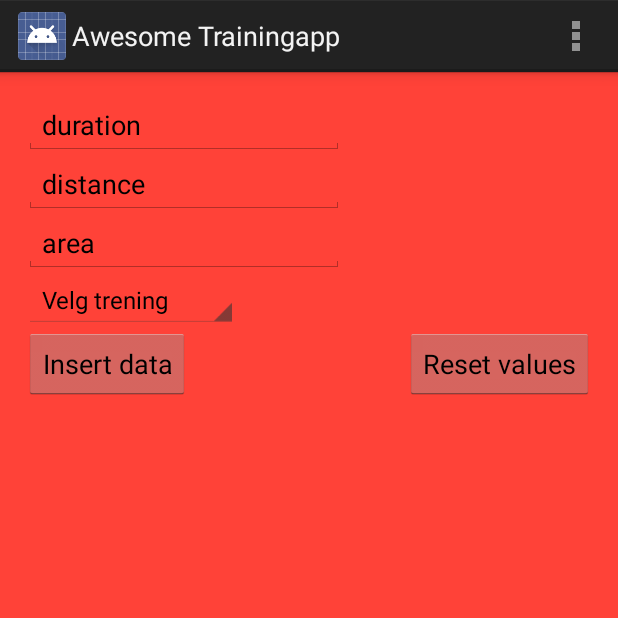
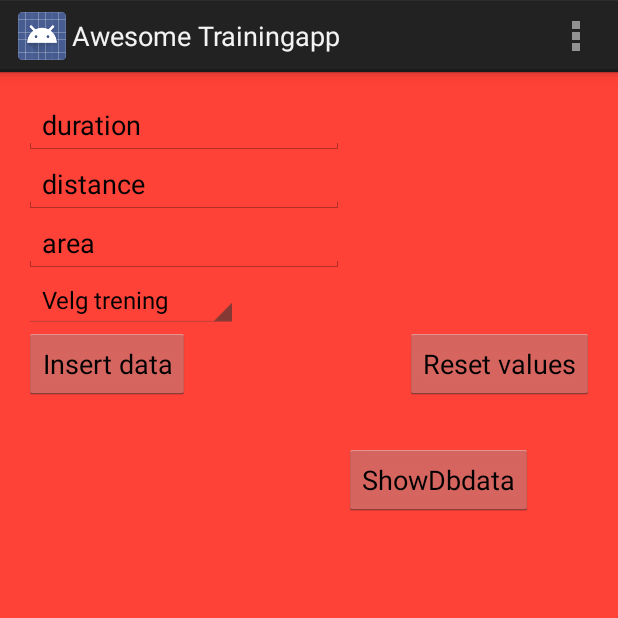
Before and after one commit to jorjoh/mysqlapp, an Android app: the screen it shows after launch (MainActivity), on a phone screen of 412 x 824 dp, the top half of it. Run offline under Robolectric (Android 15) with nearby library versions, the phone set to English and light mode, and no system bars; our stand-ins replace Volley.

Commit message:
lagt til ny aktivitet via trykk på knapp. (bare implementert i portrait modus)

```diff
--- a/app/src/main/java/com/example/jsonsqltest/app/MainActivity.java
+++ b/app/src/main/java/com/example/jsonsqltest/app/MainActivity.java
@@ -21,7 +21,7 @@ import java.util.Map;
 public class MainActivity extends Activity {
 	// Deklarerer varriabler (EditText, Button, RequestQueue og string) & Kenneth ser på "test"
 	EditText duration, distance, area, typeOfTraining;
-	Button insert, reset;
+	Button insert, reset, dbInfo;
 	ProgressBar progressBar;
 	ProgressDialog progress;
 	Spinner spinner;
@@ -42,6 +42,7 @@ public class MainActivity extends Activity {
 		insert = (Button) findViewById(R.id.insert);
 		reset = (Button) findViewById(R.id.reset);
 		reset = (Button) findViewById(R.id.reset);
+		dbInfo = (Button) findViewById(R.id.dbInfo);
 		progressBar = (ProgressBar) findViewById(R.id.progressBar);
 		spinner = (Spinner)findViewById(R.id.spinner);
 
@@ -123,6 +124,12 @@ public class MainActivity extends Activity {
 						Toast.LENGTH_SHORT).show();
 			}
 		});
+		dbInfo.setOnClickListener(new View.OnClickListener() {
+			@Override
+			public void onClick(View v) {
+				startActivity(new Intent(getApplicationContext(), About.class));
+			}
+		});
 
 	}
 
--- a/app/src/main/res/layout/activity_main.xml
+++ b/app/src/main/res/layout/activity_main.xml
@@ -68,7 +68,8 @@
             android:layout_width="wrap_content"
             android:layout_height="wrap_content"
             android:id="@+id/progressBar"
-            android:layout_alignTop="@+id/resultatVis" android:layout_toStartOf="@+id/reset"/>
+        android:layout_alignParentBottom="true"
+        android:layout_alignParentStart="true" />
     <Spinner
             android:layout_width="wrap_content"
             android:layout_height="wrap_content"
@@ -76,4 +77,12 @@
             android:spinnerMode="dropdown"
             android:textAlignment="textStart"
             android:layout_below="@+id/editText3"/>
+
+    <Button
+        android:layout_width="wrap_content"
+        android:layout_height="wrap_content"
+        android:text="ShowDbdata"
+        android:id="@+id/dbInfo"
+        android:layout_below="@+id/resultatVis"
+        android:layout_toEndOf="@+id/editText3" />
 </RelativeLayout>
```
Also changed, not shown: 1 other file.
